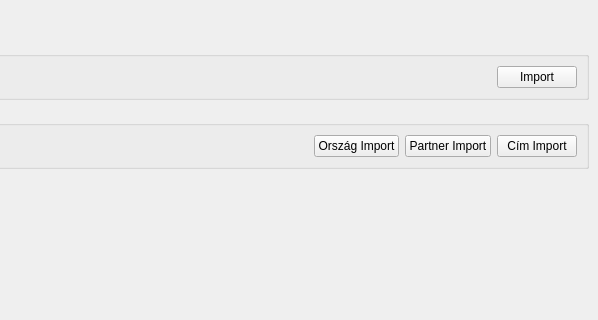
The window that mvp/views/mainwindow.ui (horvathzoltan/biovitality) describes before a commit, drawn with Qt 5; both pictures show x 388 to 986 and y 0 to 320 of the 986 by 568 pixel window.
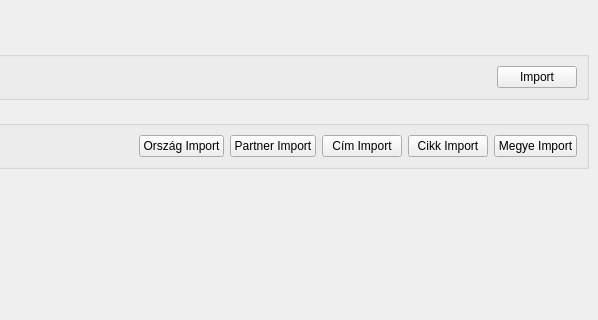
The same window after the commit.

Diff of the .ui file:
```diff
--- a/mvp/views/mainwindow.ui
+++ b/mvp/views/mainwindow.ui
@@ -122,6 +122,20 @@
          </property>
         </widget>
        </item>
+       <item>
+        <widget class="QPushButton" name="pushButton_ArticleImport">
+         <property name="text">
+          <string>Cikk Import</string>
+         </property>
+        </widget>
+       </item>
+       <item>
+        <widget class="QPushButton" name="pushButton_CoutntyImport">
+         <property name="text">
+          <string>Megye Import</string>
+         </property>
+        </widget>
+       </item>
       </layout>
      </widget>
     </item>
```
